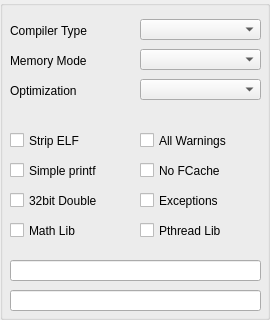
Qt form propside/project.ui (parallaxinc/SimpleIDE) before a commit.
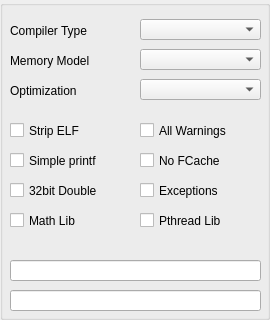
The same form after that commit.

Commit message: Change options to "Memory Model". Adjusted widget positions.

The edit to the form file:
```diff
--- a/propside/project.ui
+++ b/propside/project.ui
@@ -51,7 +51,7 @@
     <property name="geometry">
      <rect>
       <x>10</x>
-      <y>160</y>
+      <y>150</y>
       <width>131</width>
       <height>21</height>
      </rect>
@@ -67,7 +67,7 @@
     <property name="geometry">
      <rect>
       <x>10</x>
-      <y>190</y>
+      <y>180</y>
       <width>131</width>
       <height>21</height>
      </rect>
@@ -109,7 +109,7 @@
     <property name="geometry">
      <rect>
       <x>10</x>
-      <y>130</y>
+      <y>120</y>
       <width>131</width>
       <height>21</height>
      </rect>
@@ -138,7 +138,7 @@
     <property name="geometry">
      <rect>
       <x>10</x>
-      <y>220</y>
+      <y>210</y>
       <width>131</width>
       <height>21</height>
      </rect>
@@ -167,7 +167,7 @@
     <property name="geometry">
      <rect>
       <x>140</x>
-      <y>190</y>
+      <y>180</y>
       <width>121</width>
       <height>21</height>
      </rect>
@@ -189,14 +189,14 @@
      </rect>
     </property>
     <property name="text">
-     <string>Memory Mode</string>
+     <string>Memory Model</string>
     </property>
    </widget>
    <widget class="QCheckBox" name="checkBoxPthreadLib">
     <property name="geometry">
      <rect>
       <x>140</x>
-      <y>220</y>
+      <y>210</y>
       <width>121</width>
       <height>21</height>
      </rect>
@@ -238,7 +238,7 @@
     <property name="geometry">
      <rect>
       <x>140</x>
-      <y>130</y>
+      <y>120</y>
       <width>121</width>
       <height>21</height>
      </rect>
@@ -254,7 +254,7 @@
     <property name="geometry">
      <rect>
       <x>140</x>
-      <y>160</y>
+      <y>150</y>
       <width>121</width>
       <height>21</height>
      </rect>
```
